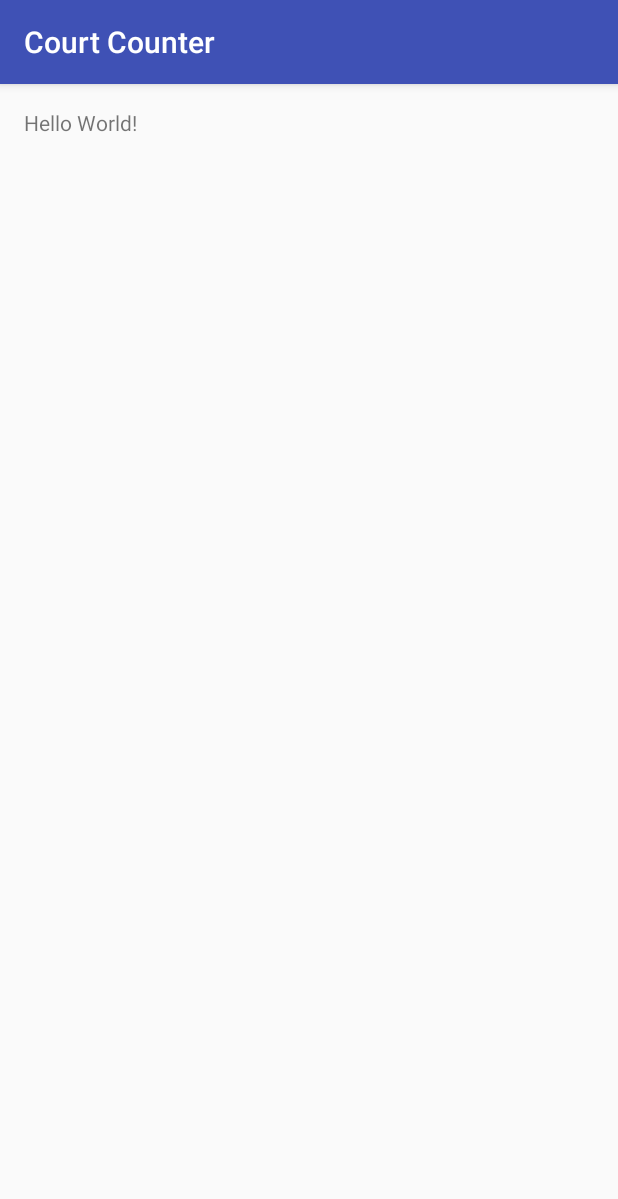
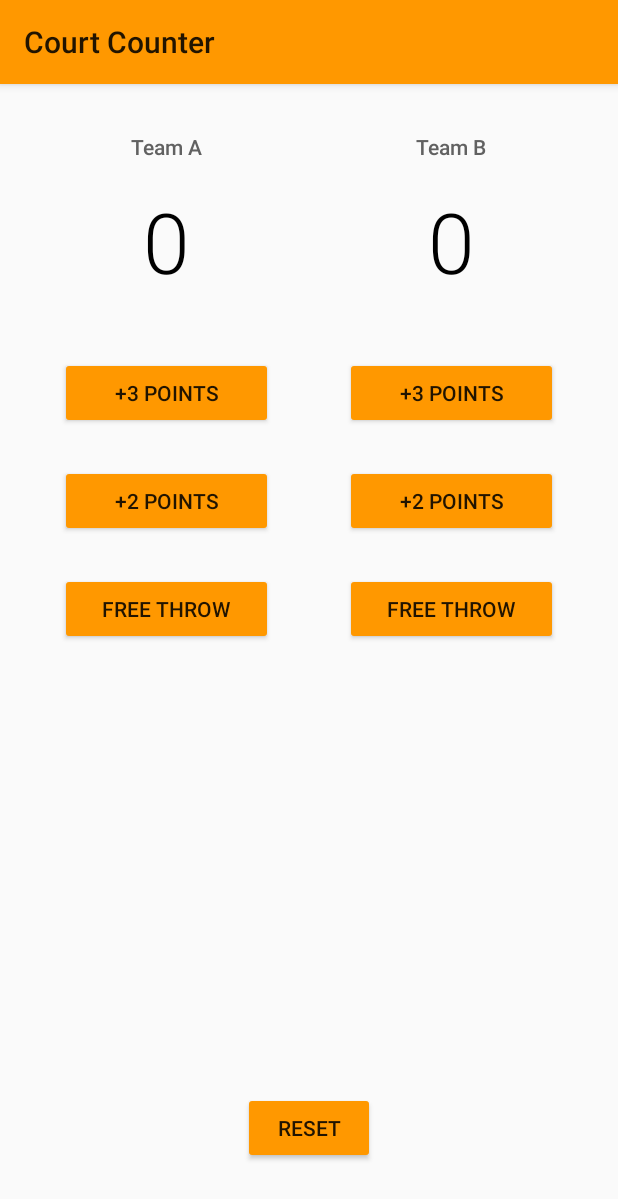
Before and after one commit to 8adam95/AndroidApps, an Android app: the screen it shows after launch (MainActivity), on a phone screen of 412 x 824 dp. Shown: the top 1199 px of the screen. Run offline under Robolectric (Android 15) with nearby library versions, the phone set to English and light mode, and no system bars.

Commit message:
colours and general customizing and basecally working app

```diff
--- a/CourtCounter/app/src/main/java/com/example/android/courtcounter/MainActivity.java
+++ b/CourtCounter/app/src/main/java/com/example/android/courtcounter/MainActivity.java
@@ -2,12 +2,78 @@ package com.example.android.courtcounter;
 
 import android.support.v7.app.AppCompatActivity;
 import android.os.Bundle;
+import android.view.View;
+import android.widget.TextView;
+
+import org.w3c.dom.Text;
 
 public class MainActivity extends AppCompatActivity {
+
+    int scoreTeamA = 0;
+    int scoreTeamB = 0;
 
     @Override
     protected void onCreate(Bundle savedInstanceState) {
         super.onCreate(savedInstanceState);
         setContentView(R.layout.activity_main);
+        displayForTeamA(0);
+        displayForTeamB(0);
     }
+
+    public void displayForTeamB(int score)
+    {
+        TextView scoreView = (TextView) findViewById(R.id.team_b_score);
+        scoreView.setText(String.valueOf(score));
+    }
+
+
+    public void resetResults(View v)
+    {
+        scoreTeamA = 0;
+        scoreTeamB = 0;
+        displayForTeamA(scoreTeamA);
+        displayForTeamB(scoreTeamB);
+    }
+
+    public void displayForTeamA(int score) {
+        TextView scoreView = (TextView) findViewById(R.id.team_a_score);
+        scoreView.setText(String.valueOf(score));
+    }
+
+    public void addThreeForTeamA(View v)
+    {
+        scoreTeamA += 3;
+        displayForTeamA(scoreTeamA);
+    }
+
+    public void addTwoForTeamA(View v)
+    {
+        scoreTeamA += 2;
+        displayForTeamA(scoreTeamA);
+    }
+
+    public void addOneForTeamA(View v)
+    {
+        scoreTeamA += 1;
+        displayForTeamA(scoreTeamA);
+    }
+
+    public void addThreeForTeamB(View v)
+    {
+        scoreTeamB += 3;
+        displayForTeamB(scoreTeamB);
+    }
+
+    public void addTwoForTeamB(View v)
+    {
+        scoreTeamB += 2;
+        displayForTeamB(scoreTeamB);
+    }
+
+    public void addOneForTeamB(View v)
+    {
+        scoreTeamB += 1;
+        displayForTeamB(scoreTeamA);
+    }
+
 }
--- a/CourtCounter/app/src/main/res/layout/activity_main.xml
+++ b/CourtCounter/app/src/main/res/layout/activity_main.xml
@@ -9,8 +9,152 @@
     android:paddingTop="@dimen/activity_vertical_margin"
     tools:context="com.example.android.courtcounter.MainActivity">
 
-    <TextView
+
+    <RelativeLayout
+        android:layout_width="match_parent"
+        android:layout_height="match_parent">
+<LinearLayout
+    android:layout_width="match_parent"
+    android:layout_height="match_parent"
+    android:orientation="horizontal">
+
+
+    <LinearLayout
+        android:layout_weight="1"
+        android:layout_width="0dp"
+        android:layout_height="wrap_content"
+        android:orientation="vertical"
+        android:layout_marginLeft="24dp"
+        android:layout_marginRight="24dp"
+        >
+
+
+        <TextView
+            android:textSize="14sp"
+            android:textColor="#616161"
+            android:fontFamily="sans-serif-medium"
+            android:layout_marginTop="16dp"
+            android:layout_width="match_parent"
+            android:layout_height="wrap_content"
+            android:text="Team A"
+            android:gravity="center_horizontal"
+            />
+
+        <TextView
+            android:textSize="56sp"
+            android:textColor="#000000"
+            android:fontFamily="sans-serif-light"
+            android:layout_marginTop="16dp"
+            android:id="@+id/team_a_score"
+            android:layout_width="match_parent"
+            android:layout_height="wrap_content"
+            android:text="0"
+            android:gravity="center_horizontal"
+            android:layout_marginBottom="16dp"
+            />
+
+        <Button
+            android:layout_marginTop="24dp"
+            android:onClick="addThreeForTeamA"
+            android:layout_width="match_parent"
+            android:layout_height="wrap_content"
+            android:text="+3 POINTS"
+            android:layout_marginBottom="16dp"
+            />
+
+        <Button
+            android:layout_marginTop="8dp"
+            android:onClick="addTwoForTeamA"
+            android:layout_width="match_parent"
+            android:layout_height="wrap_content"
+            android:text="+2 POINTS"
+            android:layout_marginBottom="16dp"
+            />
+
+        <Button
+            android:layout_marginTop="8dp"
+            android:onClick="addOneForTeamA"
+            android:layout_width="match_parent"
+            android:layout_height="wrap_content"
+            android:text="FREE THROW"/>
+
+
+
+    </LinearLayout>
+
+
+    <LinearLayout
+        android:layout_weight="1"
+        android:layout_width="0dp"
+        android:layout_height="wrap_content"
+        android:orientation="vertical"
+        android:layout_marginLeft="24dp"
+        android:layout_marginRight="24dp"
+        >
+
+
+        <TextView
+            android:textSize="14sp"
+            android:textColor="#616161"
+            android:fontFamily="sans-serif-medium"
+            android:layout_marginTop="16dp"
+            android:layout_width="match_parent"
+            android:layout_height="wrap_content"
+            android:text="Team B"
+            android:gravity="center_horizontal"
+            />
+
+        <TextView
+            android:textSize="56sp"
+            android:textColor="#000000"
+            android:fontFamily="sans-serif-light"
+            android:layout_marginTop="16dp"
+            android:id="@+id/team_b_score"
+            android:layout_width="match_parent"
+            android:layout_height="wrap_content"
+            android:text="0"
+            android:gravity="center_horizontal"
+            android:layout_marginBottom="16dp"
+            />
+
+        <Button
+            android:layout_marginTop="24dp"
+            android:onClick="addThreeForTeamB"
+            android:layout_width="match_parent"
+            android:layout_height="wrap_content"
+            android:text="+3 POINTS"
+            android:layout_marginBottom="16dp"
+            />
+
+        <Button
+            android:layout_marginTop="8dp"
+            android:onClick="addTwoForTeamB"
+            android:layout_width="match_parent"
+            android:layout_height="wrap_content"
+            android:text="+2 POINTS"
+            android:layout_marginBottom="16dp"
+            />
+
+        <Button
+            android:layout_marginTop="8dp"
+            android:onClick="addOneForTeamB"
+            android:layout_width="match_parent"
+            android:layout_height="wrap_content"
+            android:text="FREE THROW"/>
+
+    </LinearLayout>
+</LinearLayout>
+    <Button
+        android:onClick="resetResults"
         android:layout_width="wrap_content"
         android:layout_height="wrap_content"
-        android:text="Hello World!" />
+        android:text="RESET"
+        android:layout_alignParentBottom="true"
+        android:layout_centerHorizontal="true"
+        android:layout_marginBottom="32dp"
+        />
+
+
+    </RelativeLayout>
+
 </RelativeLayout>
--- a/CourtCounter/app/src/main/res/values/styles.xml
+++ b/CourtCounter/app/src/main/res/values/styles.xml
@@ -1,11 +1,9 @@
 <resources>
-
     <!-- Base application theme. -->
-    <style name="AppTheme" parent="Theme.AppCompat.Light.DarkActionBar">
-        <!-- Customize your theme here. -->
-        <item name="colorPrimary">@color/colorPrimary</item>
-        <item name="colorPrimaryDark">@color/colorPrimaryDark</item>
-        <item name="colorAccent">@color/colorAccent</item>
+    <style name="AppTheme" parent="Theme.AppCompat.Light">
+        <!-- Primary theme color of the app (sets background color of app bar) -->
+        <item name="colorPrimary">#FF9800</item>
+        <!-- Background color of buttons in the app -->
+        <item name="colorButtonNormal">#FF9800</item>
     </style>
-
 </resources>
```
